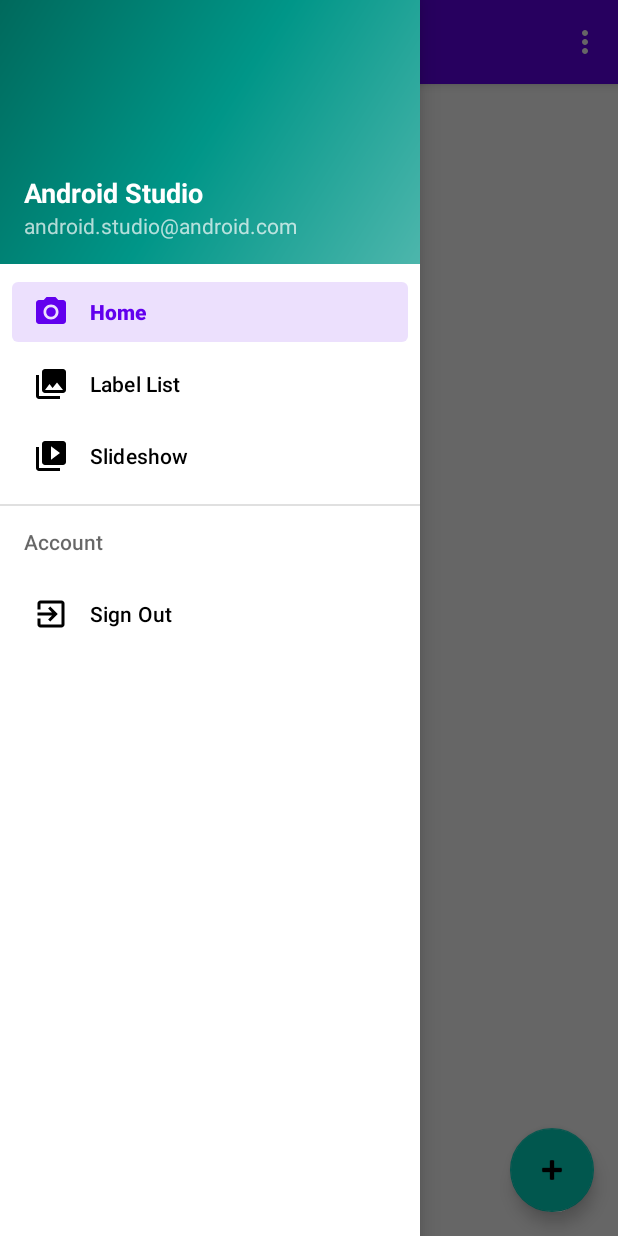
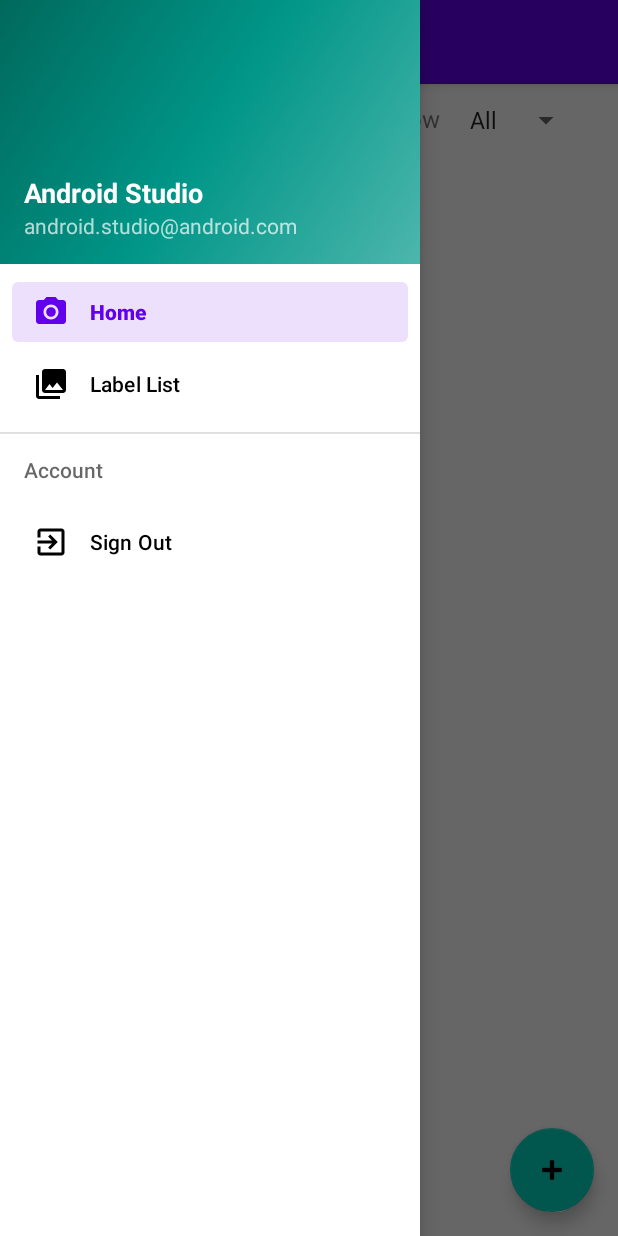
Before and after one commit to martinlinggajaya/todolistapp-android, an Android app: the screen it shows after launch once a user with an empty profile is signed in (MainActivity), with the side drawer open, on a phone screen of 412 x 824 dp. Run offline under Robolectric (Android 15) with nearby library versions, the phone set to English and light mode, and no system bars; our stand-ins replace Firebase (no records; nobody signed in at launch, a user with empty details on screens opened directly), navigation-ui; libraries missing offline, so code that uses them is left out: com.tiper; 4 statements that could not run were skipped.

Commit message:
Cleaned code up

```diff
--- a/app/src/main/java/com/personal/to_dolistapp/MainActivity.kt
+++ b/app/src/main/java/com/personal/to_dolistapp/MainActivity.kt
@@ -4,7 +4,6 @@ import android.content.Intent
 import android.os.Bundle
 import android.util.Log
 import android.view.Menu
-import com.google.android.material.floatingactionbutton.FloatingActionButton
 import com.google.android.material.navigation.NavigationView
 import androidx.navigation.findNavController
 import androidx.navigation.ui.AppBarConfiguration
@@ -19,7 +18,6 @@ import com.google.firebase.auth.ktx.auth
 import com.google.firebase.firestore.FirebaseFirestore
 import com.google.firebase.ktx.Firebase
 import com.personal.to_dolistapp.ui.auth.LoginActivity
-import com.personal.to_dolistapp.ui.todo.AddTodoActivity
 import kotlinx.android.synthetic.main.nav_header_main.*
 
 class MainActivity : AppCompatActivity() {
@@ -44,7 +42,7 @@ class MainActivity : AppCompatActivity() {
         // Passing each menu ID as a set of Ids because each
         // menu should be considered as top level destinations.
         appBarConfiguration = AppBarConfiguration(setOf(
-                R.id.nav_home, R.id.nav_label_list, R.id.nav_slideshow), drawerLayout)
+                R.id.nav_home, R.id.nav_label_list), drawerLayout)
         setupActionBarWithNavController(navController, appBarConfiguration)
         navView.setupWithNavController(navController)
 
--- a/app/src/main/java/com/personal/to_dolistapp/TodoAdapter.kt
+++ b/app/src/main/java/com/personal/to_dolistapp/TodoAdapter.kt
@@ -1,12 +1,11 @@
 package com.personal.to_dolistapp
 
-import android.content.Context
-import com.personal.to_dolistapp.R
 import android.util.Log
 import android.view.LayoutInflater
 import android.view.View
 import android.view.ViewGroup
 import android.widget.CheckBox
+import android.widget.Filter
 import android.widget.ImageView
 import android.widget.TextView
 import androidx.cardview.widget.CardView
@@ -16,7 +15,6 @@ import androidx.recyclerview.widget.RecyclerView
 import com.firebase.ui.firestore.FirestoreRecyclerAdapter
 import com.firebase.ui.firestore.FirestoreRecyclerOptions
 import kotlinx.android.synthetic.main.item_todo.view.*
-import java.security.AccessController.getContext
 import java.text.SimpleDateFormat
 import java.util.*
 import kotlin.math.roundToInt
@@ -102,5 +100,4 @@ class TodoAdapter(
             listener?.finishTodo(todo)
         }
     }
-
 }
--- a/app/src/main/java/com/personal/to_dolistapp/ui/home/HomeFragment.kt
+++ b/app/src/main/java/com/personal/to_dolistapp/ui/home/HomeFragment.kt
@@ -3,24 +3,23 @@ package com.personal.to_dolistapp.ui.home
 import android.content.Intent
 import android.os.Bundle
 import android.util.Log
-import android.view.LayoutInflater
-import android.view.View
-import android.view.ViewGroup
+import android.view.*
+import android.widget.AdapterView
+import android.widget.ArrayAdapter
+import android.widget.SearchView
+import android.widget.Spinner
 import androidx.fragment.app.Fragment
 import androidx.recyclerview.widget.LinearLayoutManager
 import androidx.recyclerview.widget.RecyclerView
 import com.firebase.ui.firestore.FirestoreRecyclerOptions
 import com.google.android.material.floatingactionbutton.FloatingActionButton
 import com.google.firebase.auth.FirebaseAuth
-import com.google.firebase.auth.ktx.auth
 import com.google.firebase.firestore.FirebaseFirestore
-import com.google.firebase.ktx.Firebase
-import com.personal.to_dolistapp.R
-import com.personal.to_dolistapp.Todo
-import com.personal.to_dolistapp.TodoAdapter
-import com.personal.to_dolistapp.ui.auth.LoginActivity
+import com.google.firebase.firestore.Query
+import com.personal.to_dolistapp.*
 import com.personal.to_dolistapp.ui.todo.AddTodoActivity
 import com.personal.to_dolistapp.ui.todo.TodoDetailActivity
+import com.tiper.MaterialSpinner
 import kotlinx.android.synthetic.main.fragment_home.*
 
 class HomeFragment : Fragment(), TodoAdapter.RecyclerViewClickListener {
@@ -30,6 +29,34 @@ class HomeFragment : Fragment(), TodoAdapter.RecyclerViewClickListener {
     var todoAdapter: TodoAdapter? = null
 
     private lateinit var todoList: RecyclerView
+
+    var labelSelectedName: String? = null
+    val labelNameList = arrayListOf("All")
+
+    // Listener for spinner
+    private val spinnerListener by lazy {
+        object : AdapterView.OnItemSelectedListener {
+            override fun onItemSelected(parent: AdapterView<*>?, view: View?, position: Int, id: Long) {
+                labelSelectedName = labelNameList[position]
+                val newQuery: Query
+                if (labelSelectedName == "All") {
+                    newQuery = db.collection("users").document(auth.currentUser!!.email!!)
+                            .collection("todos").whereEqualTo("done", false)
+                }
+                else {
+                    newQuery = db.collection("users").document(auth.currentUser!!.email!!)
+                            .collection("todos").whereEqualTo("done", false).whereEqualTo("labelName", labelSelectedName)
+                }
+                val newOptions = FirestoreRecyclerOptions.Builder<Todo>()
+                        .setQuery(newQuery, Todo::class.java)
+                        .build()
+                todoAdapter?.updateOptions(newOptions)
+            }
+            override fun onNothingSelected(parent: AdapterView<*>?) {
+            }
+
+        }
+    }
 
     override fun onCreateView(
             inflater: LayoutInflater,
@@ -59,6 +86,26 @@ class HomeFragment : Fragment(), TodoAdapter.RecyclerViewClickListener {
             val intent = Intent(context, AddTodoActivity::class.java)
             startActivity(intent)
         }
+
+        // Set up spinner --------------------------------------------------------------------------
+        val spinner: Spinner = view.findViewById(R.id.spFilter)
+        db.collection("users").document(auth.currentUser!!.email!!)
+                .collection("labels").get()
+                .addOnSuccessListener {
+                    for (label in it) {
+                        labelNameList.add(label.data["name"].toString())
+                    }
+                    Log.d("cek", labelNameList.toString())
+                    val arrayAdapter = ArrayAdapter(requireContext(), android.R.layout.simple_spinner_item, labelNameList)
+                    arrayAdapter.setDropDownViewResource(android.R.layout.simple_spinner_dropdown_item)
+                    spinner.apply {
+                        adapter = arrayAdapter
+                        onItemSelectedListener = spinnerListener
+                    }
+                }
+                .addOnFailureListener { e ->
+                    Log.d("cek", e.toString())
+                }
     }
 
     private fun setupRecyclerView() {
--- a/app/src/main/java/com/personal/to_dolistapp/ui/label/AddLabelActivity.kt
+++ b/app/src/main/java/com/personal/to_dolistapp/ui/label/AddLabelActivity.kt
@@ -23,7 +23,7 @@ class AddLabelActivity : AppCompatActivity() {
     private val spinnerListener by lazy {
         object : MaterialSpinner.OnItemSelectedListener {
             override fun onItemSelected(parent: MaterialSpinner, view: View?, position: Int, id: Long) {
-                selectedColor = labelColors[position] // position 0 = no label
+                selectedColor = labelColors[position]
                 selectedColor = selectedColor.toLowerCase()
 //                Log.v("MaterialSpinner", "onItemSelected parent=${parent.id}, position=$position")
                 when (selectedColor) {
--- a/app/src/main/res/layout/fragment_home.xml
+++ b/app/src/main/res/layout/fragment_home.xml
@@ -6,13 +6,55 @@
     android:layout_height="match_parent"
     tools:context=".ui.home.HomeFragment">
 
+    <androidx.cardview.widget.CardView
+        android:id="@+id/cardView"
+        android:layout_width="match_parent"
+        android:layout_height="wrap_content"
+        app:cardElevation="0dp"
+        app:layout_constraintEnd_toEndOf="parent"
+        app:layout_constraintStart_toStartOf="parent"
+        app:layout_constraintTop_toTopOf="parent">
+
+        <androidx.constraintlayout.widget.ConstraintLayout
+            android:layout_width="match_parent"
+            android:layout_height="match_parent">
+
+            <Spinner
+                android:id="@+id/spFilter"
+                android:layout_width="wrap_content"
+                android:layout_height="wrap_content"
+                android:layout_marginTop="12dp"
+                android:layout_marginEnd="24dp"
+                android:layout_marginBottom="8dp"
+                android:hint="All"
+                app:boxBackgroundColor="@color/white"
+                app:boxBackgroundMode="filled"
+                app:layout_constraintBottom_toBottomOf="parent"
+                app:layout_constraintEnd_toEndOf="parent"
+                app:layout_constraintTop_toTopOf="parent" />
+
+            <TextView
+                android:id="@+id/tvForFilter"
+                android:layout_width="wrap_content"
+                android:layout_height="wrap_content"
+                android:layout_marginTop="12dp"
+                android:layout_marginEnd="12dp"
+                android:text="Show"
+                android:textSize="16sp"
+                app:layout_constraintEnd_toStartOf="@+id/spFilter"
+                app:layout_constraintTop_toTopOf="parent" />
+
+        </androidx.constraintlayout.widget.ConstraintLayout>
+    </androidx.cardview.widget.CardView>
+
     <androidx.recyclerview.widget.RecyclerView
         android:id="@+id/rvTodo"
         android:layout_width="match_parent"
-        android:layout_height="match_parent"
+        android:layout_height="0dp"
+        app:layout_constraintBottom_toBottomOf="parent"
         app:layout_constraintEnd_toEndOf="parent"
         app:layout_constraintStart_toStartOf="parent"
-        app:layout_constraintTop_toTopOf="parent" />
+        app:layout_constraintTop_toBottomOf="@+id/cardView" />
 
     <com.google.android.material.floatingactionbutton.FloatingActionButton
         android:id="@+id/fab"
--- a/app/src/main/res/menu/activity_main_drawer.xml
+++ b/app/src/main/res/menu/activity_main_drawer.xml
@@ -12,10 +12,6 @@
             android:id="@+id/nav_label_list"
             android:icon="@drawable/ic_menu_gallery"
             android:title="Label List" />
-        <item
-            android:id="@+id/nav_slideshow"
-            android:icon="@drawable/ic_menu_slideshow"
-            android:title="@string/menu_slideshow" />
     </group>
 
     <item
--- a/app/src/main/res/menu/main.xml
+++ b/app/src/main/res/menu/main.xml
@@ -1,9 +1,9 @@
 <?xml version="1.0" encoding="utf-8"?>
 <menu xmlns:android="http://schemas.android.com/apk/res/android"
     xmlns:app="http://schemas.android.com/apk/res-auto">
-    <item
-        android:id="@+id/action_settings"
-        android:orderInCategory="100"
-        android:title="@string/action_settings"
-        app:showAsAction="never" />
+<!--    <item-->
+<!--        android:id="@+id/action_settings"-->
+<!--        android:orderInCategory="100"-->
+<!--        android:title="@string/action_settings"-->
+<!--        app:showAsAction="never" />-->
 </menu>
--- a/app/src/main/res/navigation/mobile_navigation.xml
+++ b/app/src/main/res/navigation/mobile_navigation.xml
@@ -16,10 +16,4 @@
         android:name="com.personal.to_dolistapp.ui.label.LabelListFragment"
         android:label="Label List"
         tools:layout="@layout/fragment_label_list" />
-
-    <fragment
-        android:id="@+id/nav_slideshow"
-        android:name="com.personal.to_dolistapp.ui.slideshow.SlideshowFragment"
-        android:label="@string/menu_slideshow"
-        tools:layout="@layout/fragment_slideshow" />
 </navigation>
```
Also changed, not shown: app/src/main/java/com/personal/to_dolistapp/ui/slideshow/SlideshowFragment.kt (deleted, +0 -22 lines), app/src/main/res/drawable/ic_baseline_archive_24.xml (added, +10 -0 lines), app/src/main/res/drawable/ic_baseline_search_24.xml (added, +10 -0 lines), app/src/main/res/layout/fragment_slideshow.xml (deleted, +0 -22 lines).
